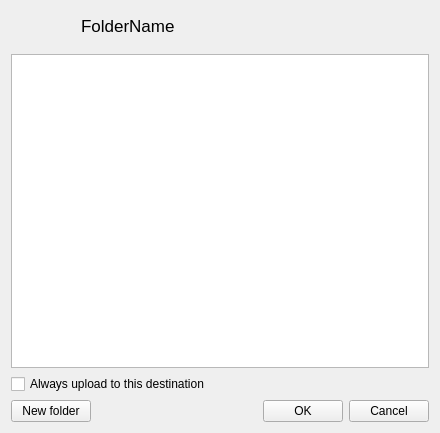
First picture: the form in src/MEGASync/gui/macx/NodeSelectorTreeViewWidget.ui, repository meganz/MEGAsync, before the edit.
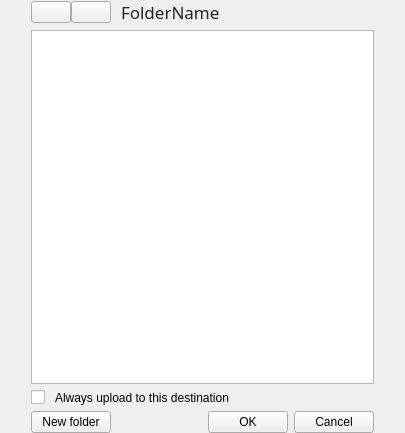
Second picture: the form after the edit. Icons and pictures are not drawn. Custom widgets are drawn as their Qt base class.

Commit message: node selector tree view widget adapted to macos

Patch:
```diff
--- a/src/MEGASync/gui/macx/NodeSelectorTreeViewWidget.ui
+++ b/src/MEGASync/gui/macx/NodeSelectorTreeViewWidget.ui
@@ -6,40 +6,76 @@
    <rect>
     <x>0</x>
     <y>0</y>
-    <width>440</width>
+    <width>405</width>
     <height>433</height>
    </rect>
   </property>
   <property name="windowTitle">
    <string>Form</string>
   </property>
+  <property name="styleSheet">
+   <string notr="true">QScrollBar:horizontal {
+height: 16px;
+}
+
+#cbAlwaysUploadToLocation
+{
+    spacing: 10px;
+}
+
+#lFolderName
+{
+  color: #242424;
+  font-family: SF Pro Text;
+  font-size: 13px;
+}</string>
+  </property>
   <layout class="QVBoxLayout" name="verticalLayout">
+   <property name="leftMargin">
+    <number>31</number>
+   </property>
+   <property name="topMargin">
+    <number>0</number>
+   </property>
+   <property name="rightMargin">
+    <number>31</number>
+   </property>
+   <property name="bottomMargin">
+    <number>0</number>
+   </property>
    <item>
     <layout class="QHBoxLayout" name="horizontalLayout_3">
      <property name="spacing">
       <number>0</number>
      </property>
      <property name="topMargin">
-      <number>5</number>
+      <number>0</number>
      </property>
      <property name="bottomMargin">
-      <number>12</number>
+      <number>0</number>
      </property>
      <item alignment="Qt::AlignVCenter">
       <widget class="QPushButton" name="bBack">
+       <property name="sizePolicy">
+        <sizepolicy hsizetype="Preferred" vsizetype="Preferred">
+         <horstretch>0</horstretch>
+         <verstretch>0</verstretch>
+        </sizepolicy>
+       </property>
+       <property name="minimumSize">
+        <size>
+         <width>0</width>
+         <height>0</height>
+        </size>
+       </property>
        <property name="maximumSize">
         <size>
-         <width>30</width>
+         <width>40</width>
          <height>16777215</height>
         </size>
        </property>
        <property name="styleSheet">
-        <string notr="true">QPushButton {
-    border: none;
-    background-color: transparent;
-    padding: 0px;
-}
-</string>
+        <string notr="true"/>
        </property>
        <property name="text">
         <string/>
@@ -55,22 +91,36 @@
          <height>16</height>
         </size>
        </property>
+       <property name="autoDefault">
+        <bool>false</bool>
+       </property>
       </widget>
      </item>
      <item alignment="Qt::AlignVCenter">
       <widget class="QPushButton" name="bForward">
+       <property name="enabled">
+        <bool>true</bool>
+       </property>
+       <property name="sizePolicy">
+        <sizepolicy hsizetype="Preferred" vsizetype="Preferred">
+         <horstretch>0</horstretch>
+         <verstretch>0</verstretch>
+        </sizepolicy>
+       </property>
+       <property name="minimumSize">
+        <size>
+         <width>0</width>
+         <height>0</height>
+        </size>
+       </property>
        <property name="maximumSize">
         <size>
-         <width>30</width>
+         <width>40</width>
          <height>16777215</height>
         </size>
        </property>
        <property name="styleSheet">
-        <string notr="true">QPushButton {
-    border: none;
-    background-color: transparent;
-    padding: 0px;
-}</string>
+        <string notr="true"/>
        </property>
        <property name="text">
         <string/>
@@ -86,6 +136,9 @@
          <height>16</height>
         </size>
        </property>
+       <property name="autoDefault">
+        <bool>false</bool>
+       </property>
       </widget>
      </item>
      <item>
@@ -108,6 +161,7 @@
       <widget class="QLabel" name="lFolderName">
        <property name="font">
         <font>
+         <family>SF Pro 58</family>
          <pointsize>-1</pointsize>
          <bold>false</bold>
          <strikeout>false</strikeout>
@@ -233,98 +287,31 @@
      </property>
      <property name="styleSheet">
       <string notr="true">QTreeView {
-    show-decoration-selected: 1;
-	selection-background-color: #3393df;
-	 font-size: 12px;
- 	qproperty-indentation: 18; 
-	outline:0;
-}
-
-QTreeView::item:disabled
-{
-	background-color:transparent;
-}
-
-QTreeView::item:hover {
-   background-color:transparent;
-}
-
-QTreeView::branch:hover {
-background-color:transparent;
-}
-
-QTreeView::branch:selected {
-background-color: #3393df;
-}
-
-QTreeView::item:selected {
-    border: transparent;
-	 color: white;
-    background-color: #3393df;
+show-decoration-selected: 1;
+selection-background-color: #3393DF;
+selection-color:white;
+font-size: 14px;
+qproperty-indentation: 18;
+outline:none;
 }
 
 QTreeView::branch:selected:closed:has-children:adjoins-item {
     border-image: none;
 	image:url(://images/node_selector/Icon-Small-Arrow-Left-hover.png) ;
 }
-
 QTreeView::branch:selected:open:has-children:adjoins-item {
     border-image: none;
     image: url(://images/node_selector/Icon-Small-Arrow-Down-hover.png) ;
 }
-
 QTreeView::branch:!selected:closed:has-children:adjoins-item {
     border-image: none;
     image: url(://images/node_selector/Icon-Small-Arrow-Left.png) ;
 }
-
 QTreeView::branch:!selected:open:has-children:adjoins-item {
     border-image: none;
     image: url(://images/node_selector/Icon-Small-Arrow-Down.png) ;
 }
 
-QHeaderView
-{
-background: #FFFFFF;
-font-size: 12px;
-color:#576879;
-padding-top: 2px;
-}
-
-QHeaderView::section {
-background: #FFFFFF;
-border-left:1px solid #dadada;			
-border-top:0 px;
-border-bottom:0px;					 					 				 					 	
-border-right:0px;
-padding-left:3px;
-}
-
-
-QHeaderView::section::first
-{
-padding-left: 0px;
-border-left:0px;		
-}
-
-QHeaderView::down-arrow { 
-width: 4px; height:6px;
-subcontrol-position: right;
-top:-2px;
-left:0px;
-padding-right:10px;
-} 
-
-QHeaderView::up-arrow {
-width: 4px; height:6px;
-subcontrol-position: right;
-top:-2px;
-left:0px;
-padding-right:10px;
-} 
-
-
-
 
 </string>
      </property>
@@ -335,7 +322,7 @@
       <enum>QFrame::Plain</enum>
      </property>
      <property name="alternatingRowColors">
-      <bool>false</bool>
+      <bool>true</bool>
      </property>
      <property name="selectionMode">
       <enum>QAbstractItemView::SingleSelection</enum>
@@ -371,6 +358,12 @@
    </item>
    <item>
     <widget class="QCheckBox" name="cbAlwaysUploadToLocation">
+     <property name="sizePolicy">
+      <sizepolicy hsizetype="Preferred" vsizetype="Fixed">
+       <horstretch>0</horstretch>
+       <verstretch>0</verstretch>
+      </sizepolicy>
+     </property>
      <property name="text">
       <string>Always upload to this destination</string>
      </property>
@@ -385,6 +378,9 @@
       </size>
      </property>
      <layout class="QHBoxLayout" name="horizontalLayout">
+      <property name="spacing">
+       <number>-1</number>
+      </property>
       <property name="leftMargin">
        <number>0</number>
       </property>
```
Left out of the diff: 26 changed lines with no effect on the pictures. The commit also changes 2 other files.
